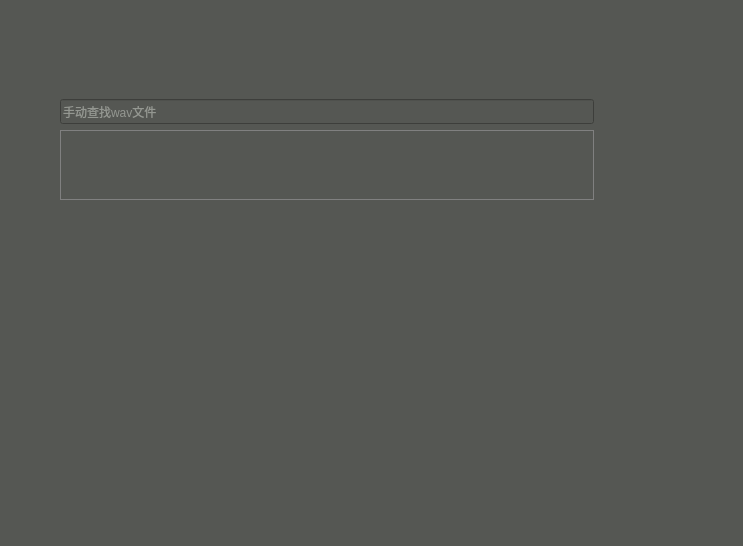
First picture: the form in DVMT/autowav.ui, repository FangCunWuChang/DeepVocal-Mark-Tool, before the edit.
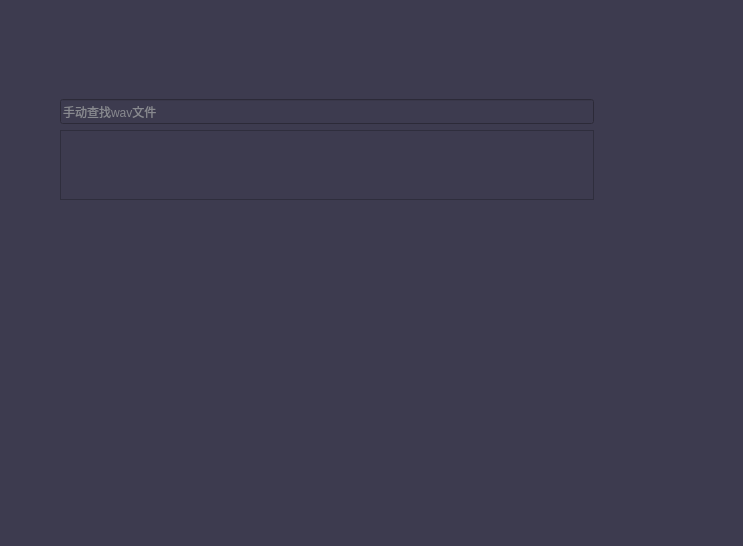
Second picture: the form after the edit. Icons and pictures are not drawn.

```diff
--- a/DVMT/autowav.ui
+++ b/DVMT/autowav.ui
@@ -26,7 +26,7 @@
 }
 
 QWidget{
-	background-color: rgb(85, 87, 83);
+	background-color: rgb(61,59,79);
 	color: rgb(211, 215, 207);
 }</string>
   </property>
@@ -53,87 +53,7 @@
     </rect>
    </property>
    <property name="styleSheet">
-    <string notr="true">
-QListWidget{
-background-color: rgb(85, 87, 83);
-color: rgb(211, 215, 207);
-border:1px solid grey;
-}
-
-QListWidget::disabled{
-background-color: rgb(136, 138, 133);
-color: rgb(211, 215, 207);
-border:1px solid grey;
-}
-
-QScrollBar:vertical {
-        border: 1px solid grey;
-        background-color:rgb(136, 138, 133);
-        width: 20px;
-        margin: 0px 0 0px 0;
-    }
-    QScrollBar::handle:vertical {
-        border: 	1px solid grey;
-        border-radius: 7px;
-        background-color: rgb(85, 87, 83);
-        min-height: 60px;
-        margin: 0px 0px 0px 0px;
-    }
-    QScrollBar::add-line:vertical {
-        border: none;
-        background: rgb(85, 87, 83);
-        height: 0px;
-        subcontrol-position: bottom;
-        subcontrol-origin: margin;
-    }
-    QScrollBar::sub-line:vertical {
-        border: none;
-background: rgb(85, 87, 83);
-        height: 0px;
-        subcontrol-position: top;
-        subcontrol-origin: margin;
-    }
-    QScrollBar::add-page:vertical {
-        background-color: rgb(136, 138, 133);
-    }
-    QScrollBar::sub-page:vertical {
-        background-color:rgb(136, 138, 133);
-    }
-QScrollBar:vertical:disabled{
-        border: 1px solid rgb(238, 238, 236);
-        background-color:rgb(186, 189, 182);
-        width: 20px;
-        margin: 0px 0 0px 0;
-    }
-    QScrollBar::handle:vertical:disabled{
-        border: 	1px solid rgb(238, 238, 236);
-        border-radius: 7px;
-        background-color:rgb(186, 189, 182);
-        min-height: 60px;
-        margin: 0px 0px 0px 0px;
-    }
-    QScrollBar::add-line:vertical:disabled{
-        border: none;
-        background: rgb(85, 87, 83);
-        height: 0px;
-        subcontrol-position: bottom;
-        subcontrol-origin: margin;
-    }
-    QScrollBar::sub-line:vertical:disabled{
-        border: none;
-background: rgb(85, 87, 83);
-        height: 0px;
-        subcontrol-position: top;
-        subcontrol-origin: margin;
-    }
-    QScrollBar::add-page:vertical:disabled{
-        background-color:rgb(186, 189, 182);
-    }
-    QScrollBar::sub-page:vertical:disabled {
-        background-color:rgb(186, 189, 182);
-    }
-    
-</string>
+    <string notr="true"/>
    </property>
    <property name="sizeAdjustPolicy">
     <enum>QAbstractScrollArea::AdjustToContents</enum>
```
Left out of the diff: 4 changed lines with no effect on the pictures.
